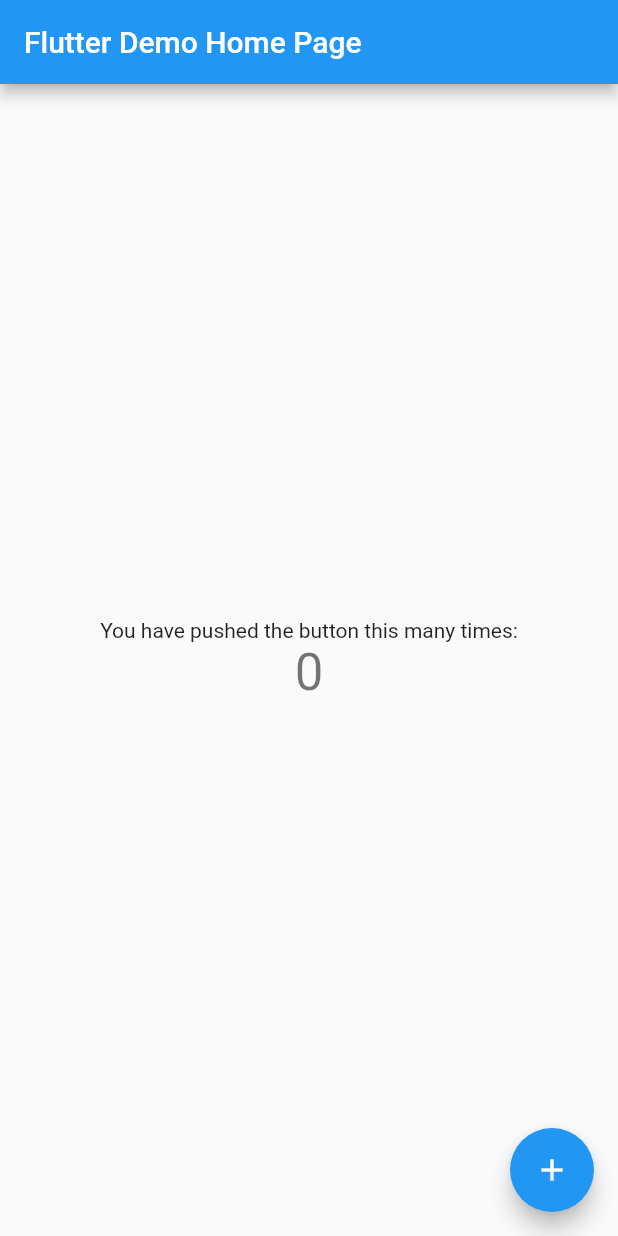
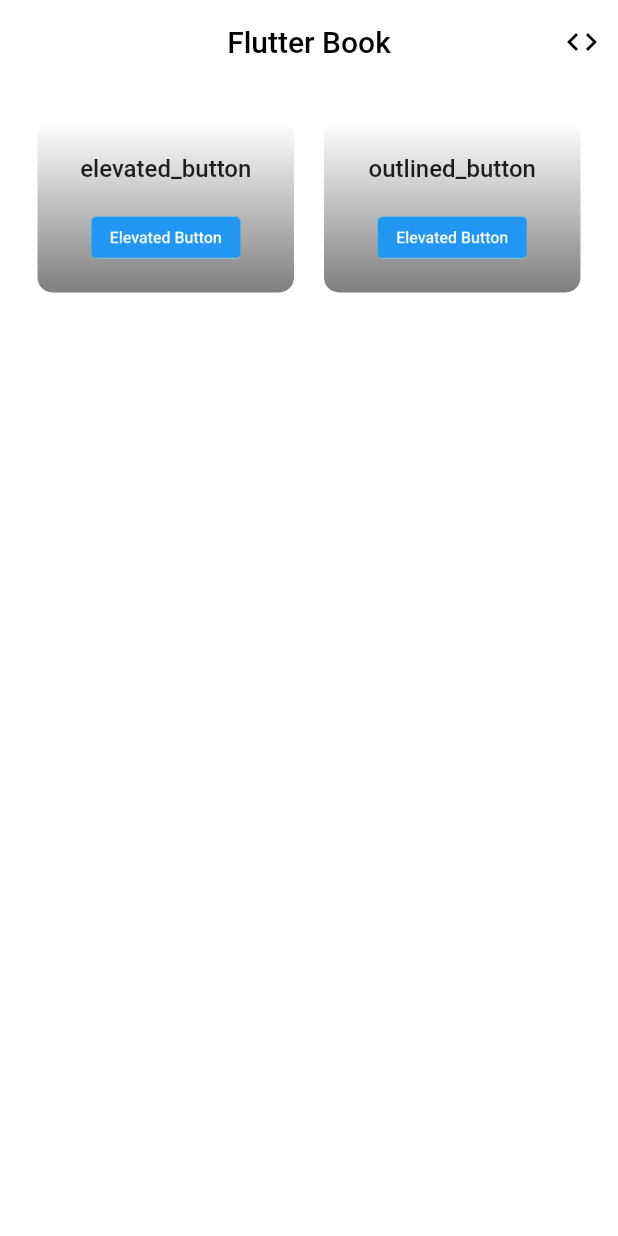
Before and after one commit to PrernaBhavsar99/flutter_book, a Flutter app: the screen it shows after launch, on a phone screen of 412 x 824 dp. Run offline on Flutter 3.47's test engine with Material 2 defaults, Android fonts, the phone set to English and light mode, and no system bars.

Commit message:
Added Elevated Button Code

```diff
--- /dev/null
+++ b/lib/constants/widget_list.dart
@@ -0,0 +1 @@
+const List<String> WIDGETS_LIST = const ["Elevated Button", "Outlined Button"];
--- /dev/null
+++ b/lib/custome_widgets/custom_widgets.dart
@@ -0,0 +1,59 @@
+import 'package:flutter/material.dart';
+
+class CustomWidgets {
+  static PreferredSizeWidget customAppbar(
+      {required String label, required BuildContext ctx}) {
+    return AppBar(
+      centerTitle: true,
+      backgroundColor: Colors.white,
+      elevation: 0,
+      title: Text(
+        label,
+        style: Theme.of(ctx).textTheme.headline4?.copyWith(color: Colors.black),
+      ),
+      actions: [IconButton(onPressed: () {}, icon: Icon(Icons.code))],
+    );
+  }
+
+  static Widget customGridButton(
+      {required String label, required BuildContext context}) {
+    print(label);
+    return Container(
+      decoration: BoxDecoration(
+        borderRadius: BorderRadius.circular(10),
+        gradient: LinearGradient(colors: [
+          Colors.white.withOpacity(0.5),
+          Colors.black.withOpacity(0.5)
+        ], begin: Alignment.topCenter, end: Alignment.bottomCenter),
+      ),
+      child: Material(
+        color: Colors.transparent,
+        child: InkWell(
+          borderRadius: BorderRadius.circular(15),
+          splashColor: Colors.black,
+          overlayColor: MaterialStateProperty.all(Colors.black),
+          onTap: () {
+            Navigator.pushNamed(
+              context,
+              "/" + label,
+            );
+          },
+          child: Column(
+            mainAxisAlignment: MainAxisAlignment.spaceEvenly,
+            crossAxisAlignment: CrossAxisAlignment.center,
+            children: [
+              Text(
+                label,
+                style: Theme.of(context).textTheme.headline5,
+              ),
+              Image.asset(
+                "assets/images/$label.png",
+                width: 100,
+              )
+            ],
+          ),
+        ),
+      ),
+    );
+  }
+}
--- a/lib/main.dart
+++ b/lib/main.dart
@@ -1,113 +1,63 @@
 import 'package:flutter/material.dart';
+import 'package:flutter_book/custome_widgets/custom_widgets.dart';
+import 'package:flutter_book/router.dart';
+import 'constants/widget_list.dart';
 
 void main() {
   runApp(MyApp());
 }
 
 class MyApp extends StatelessWidget {
-  // This widget is the root of your application.
   @override
   Widget build(BuildContext context) {
+    print(
+        "assets/images/${"Elevated Button".replaceAll(" ", "_").toLowerCase()}.png");
     return MaterialApp(
-      title: 'Flutter Demo',
+      title: 'Flutter Book',
+      onGenerateRoute: GeneratorRouter.generateRoute,
+      initialRoute: Home.routeName,
       theme: ThemeData(
-        // This is the theme of your application.
-        //
-        // Try running your application with "flutter run". You'll see the
-        // application has a blue toolbar. Then, without quitting the app, try
-        // changing the primarySwatch below to Colors.green and then invoke
-        // "hot reload" (press "r" in the console where you ran "flutter run",
-        // or simply save your changes to "hot reload" in a Flutter IDE).
-        // Notice that the counter didn't reset back to zero; the application
-        // is not restarted.
         primarySwatch: Colors.blue,
+        primaryColor: Colors.white,
+        canvasColor: Colors.white,
+        textTheme: TextTheme(
+          button: TextStyle(color: Colors.white),
+          bodyText1: const TextStyle(
+              color: Colors.black, fontWeight: FontWeight.w500, fontSize: 26),
+          bodyText2: const TextStyle(fontWeight: FontWeight.w500, fontSize: 34),
+          headline1: const TextStyle(fontWeight: FontWeight.w500, fontSize: 32),
+          headline2: const TextStyle(fontWeight: FontWeight.w500, fontSize: 28),
+          headline3: const TextStyle(fontWeight: FontWeight.w500, fontSize: 24),
+          headline4: const TextStyle(fontWeight: FontWeight.w500, fontSize: 20),
+          headline5: const TextStyle(fontWeight: FontWeight.w500, fontSize: 16),
+          headline6: const TextStyle(fontWeight: FontWeight.w500, fontSize: 12),
+        ),
       ),
-      home: MyHomePage(title: 'Flutter Demo Home Page'),
     );
   }
 }
 
-class MyHomePage extends StatefulWidget {
-  MyHomePage({Key? key, required this.title}) : super(key: key);
-
-  // This widget is the home page of your application. It is stateful, meaning
-  // that it has a State object (defined below) that contains fields that affect
-  // how it looks.
-
-  // This class is the configuration for the state. It holds the values (in this
-  // case the title) provided by the parent (in this case the App widget) and
-  // used by the build method of the State. Fields in a Widget subclass are
-  // always marked "final".
-
-  final String title;
-
-  @override
-  _MyHomePageState createState() => _MyHomePageState();
-}
-
-class _MyHomePageState extends State<MyHomePage> {
-  int _counter = 0;
-
-  void _incrementCounter() {
-    setState(() {
-      // This call to setState tells the Flutter framework that something has
-      // changed in this State, which causes it to rerun the build method below
-      // so that the display can reflect the updated values. If we changed
-      // _counter without calling setState(), then the build method would not be
-      // called again, and so nothing would appear to happen.
-      _counter++;
-    });
-  }
+class Home extends StatelessWidget {
+  static const routeName = "/";
+  const Home({Key? key}) : super(key: key);
 
   @override
   Widget build(BuildContext context) {
-    // This method is rerun every time setState is called, for instance as done
-    // by the _incrementCounter method above.
-    //
-    // The Flutter framework has been optimized to make rerunning build methods
-    // fast, so that you can just rebuild anything that needs updating rather
-    // than having to individually change instances of widgets.
     return Scaffold(
-      appBar: AppBar(
-        // Here we take the value from the MyHomePage object that was created by
-        // the App.build method, and use it to set our appbar title.
-        title: Text(widget.title),
-      ),
-      body: Center(
-        // Center is a layout widget. It takes a single child and positions it
-        // in the middle of the parent.
-        child: Column(
-          // Column is also a layout widget. It takes a list of children and
-          // arranges them vertically. By default, it sizes itself to fit its
-          // children horizontally, and tries to be as tall as its parent.
-          //
-          // Invoke "debug painting" (press "p" in the console, choose the
-          // "Toggle Debug Paint" action from the Flutter Inspector in Android
-          // Studio, or the "Toggle Debug Paint" command in Visual Studio Code)
-          // to see the wireframe for each widget.
-          //
-          // Column has various properties to control how it sizes itself and
-          // how it positions its children. Here we use mainAxisAlignment to
-          // center the children vertically; the main axis here is the vertical
-          // axis because Columns are vertical (the cross axis would be
-          // horizontal).
-          mainAxisAlignment: MainAxisAlignment.center,
-          children: <Widget>[
-            Text(
-              'You have pushed the button this many times:',
-            ),
-            Text(
-              '$_counter',
-              style: Theme.of(context).textTheme.headline4,
-            ),
-          ],
+      appBar: CustomWidgets.customAppbar(label: "Flutter Book", ctx: context),
+      body: GridView(
+        padding: const EdgeInsets.all(25),
+        children: WIDGETS_LIST.map((e) {
+          final name = e.replaceAll(" ", "_").toLowerCase();
+          return CustomWidgets.customGridButton(label: name, context: context);
+        }).toList(),
+        gridDelegate: SliverGridDelegateWithMaxCrossAxisExtent(
+          maxCrossAxisExtent: 200,
+          childAspectRatio: 3 / 2,
+          crossAxisSpacing: 20,
+          mainAxisSpacing: 20,
         ),
       ),
-      floatingActionButton: FloatingActionButton(
-        onPressed: _incrementCounter,
-        tooltip: 'Increment',
-        child: Icon(Icons.add),
-      ), // This trailing comma makes auto-formatting nicer for build methods.
     );
   }
 }
--- /dev/null
+++ b/lib/router.dart
@@ -0,0 +1,24 @@
+import 'package:flutter/material.dart';
+import 'package:flutter_book/widgets/outlined_button.dart';
+
+import 'main.dart';
+import 'widgets/elevated_button.dart';
+
+class GeneratorRouter {
+  static Route<dynamic> generateRoute(RouteSettings settings) {
+    switch (settings.name) {
+      case Home.routeName:
+        return MaterialPageRoute(builder: (context) => Home());
+      case Elevatedbutton.routeName:
+        return MaterialPageRoute(builder: (context) => Elevatedbutton());
+      case Outlinedbutton.routeName:
+        return MaterialPageRoute(builder: (context) => Outlinedbutton());
+      default:
+        return MaterialPageRoute(
+            builder: (_) => Scaffold(
+                  body: Center(
+                      child: Text('No route defined for ${settings.name}')),
+                ));
+    }
+  }
+}
--- /dev/null
+++ b/lib/widgets/outlined_button.dart
@@ -0,0 +1,18 @@
+import 'package:flutter/material.dart';
+import 'package:flutter_book/custome_widgets/custom_widgets.dart';
+
+class Outlinedbutton extends StatelessWidget {
+  static const routeName = '/outlined_button';
+  const Outlinedbutton({Key? key}) : super(key: key);
+
+  @override
+  Widget build(BuildContext context) {
+    return Scaffold(
+      appBar:
+          CustomWidgets.customAppbar(label: "Outlined Button", ctx: context),
+      body: Center(
+        child: Text("Outlined Button"),
+      ),
+    );
+  }
+}
--- a/pubspec.yaml
+++ b/pubspec.yaml
@@ -45,8 +45,8 @@ flutter:
   uses-material-design: true
 
   # To add assets to your application, add an assets section, like this:
-  # assets:
-  #   - images/a_dot_burr.jpeg
+  assets:
+    - assets/images/
   #   - images/a_dot_ham.jpeg
 
   # An image asset can refer to one or more resolution-specific "variants", see
```
Also changed, not shown: lib/widgets/elevated_button.dart (added, +44 -0 lines), assets/images/elevated_button.png (added), assets/images/outlined_button.png (added), 1 other file.
